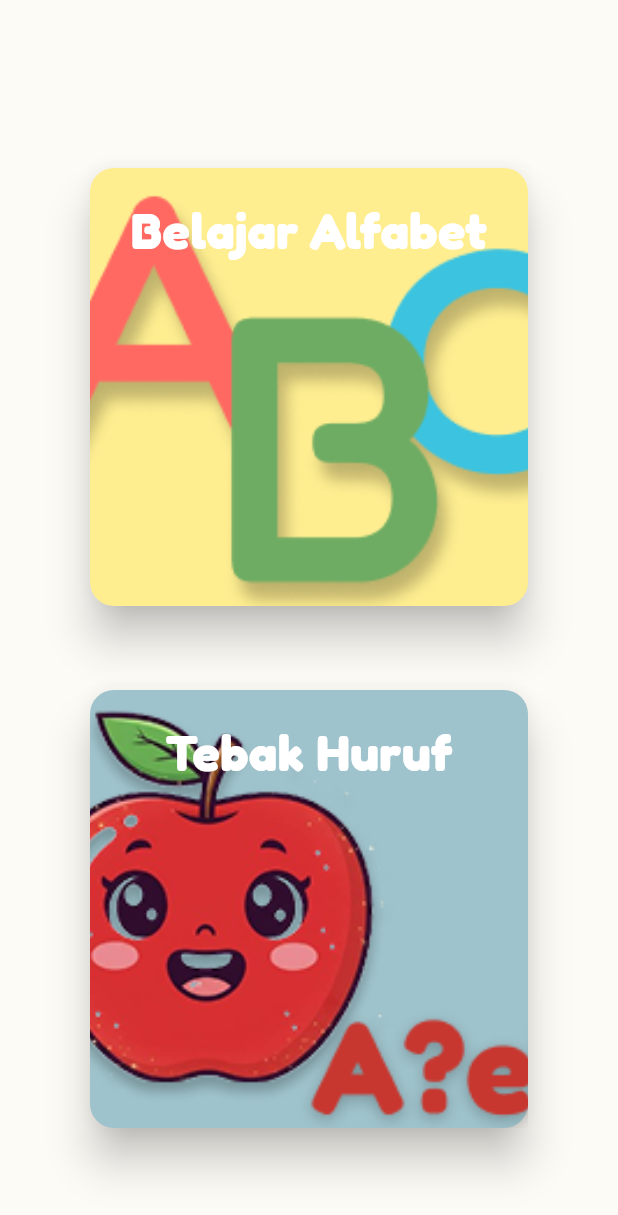
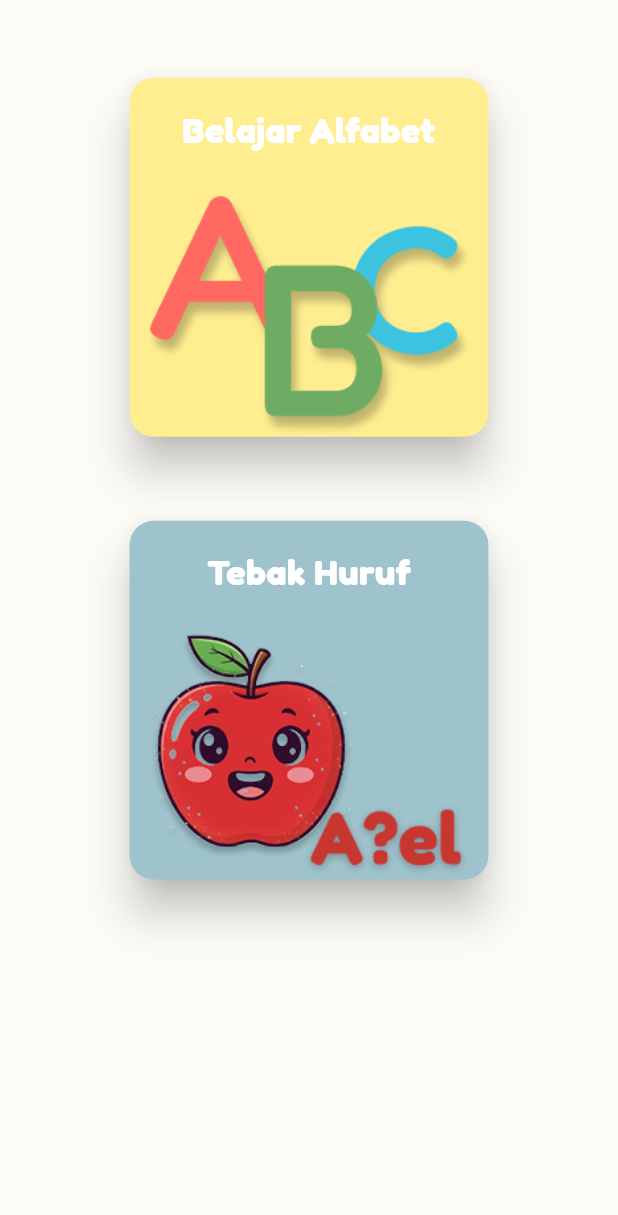
Before and after one commit to hklfsyh/AlphaLearn, a Flutter app: the MenuTab widget shown alone on an empty page, opened directly, on a phone screen of 412 x 824 dp. Shown: the top 1215 px of the screen. Run offline on Flutter 3.47's test engine with Material 3 defaults, Android fonts, the phone set to English and light mode, and no system bars; our stand-ins replace get, sqflite; missing offline and left inert: flame, flutter_floating_bottom_bar; accounts and stored records are empty.

Commit message:
Memperbarui main page karena di avd gw error layoutnya

```diff
--- a/lib/core/theme/app_colors.dart
+++ b/lib/core/theme/app_colors.dart
@@ -20,6 +20,8 @@ class AppColors {
   static const Color onError = Color(0xFFFFFFFF);
 
   // Additional Colors
+  static const Color black = Color(0xFF000000);
+  static const Color white = Color(0xFFFFFFFF);
   static const Color outline = Color(0xFFE0E0E0);
   static const Color grey = Color(0xFF9FC3CC);
   static const Color cream = Color(0xFFFFEE90);
--- a/lib/database/database_helper.dart
+++ b/lib/database/database_helper.dart
@@ -42,7 +42,6 @@ class DatabaseHelper {
       CREATE TABLE Category (
         category_id INTEGER PRIMARY KEY,
         name TEXT NOT NULL,
-        is_categorized_level BOOLEAN NOT NULL,
         sequence_order INTEGER NOT NULL
       )
     ''');
@@ -106,7 +105,6 @@ class DatabaseHelper {
         await db.insert('Category', {
           'category_id': category['category_id'],
           'name': category['name'],
-          'is_categorized_level': category['is_categorized_level'] ? 1 : 0,
           'sequence_order': category['sequence_order'],
         });
       }
@@ -160,7 +158,6 @@ class DatabaseHelper {
     await db.insert('Category', {
       'category_id': 1,
       'name': 'Buah',
-      'is_categorized_level': 1,
       'sequence_order': 1,
     });
 
--- a/lib/presentation/pages/home/menu/menu_tab.dart
+++ b/lib/presentation/pages/home/menu/menu_tab.dart
@@ -9,36 +9,44 @@ class MenuTab extends StatelessWidget {
 
   @override
   Widget build(BuildContext context) {
+    final screenWidth = MediaQuery.of(context).size.width;
+    final cardWidth = screenWidth * 0.60;
+
     return Container(
       width: double.infinity,
       height: double.infinity,
-      color: AppColors.background,
-      child: Column(
-        crossAxisAlignment: CrossAxisAlignment.center,
-        spacing: 48.0,
-        mainAxisAlignment: MainAxisAlignment.start,
+      color: Colors.transparent,
+      child: ListView(
+        padding: AppSizes.paddingAllLg.copyWith(
+          top: AppSizes.paddingXl * 1.5,
+          bottom: AppSizes.bottomNavHeight + AppSizes.paddingLg,
+        ),
         children: [
-          SizedBox(
-            height: 60,
-          ),
-          CardWidget(
+          Center(
+            child: CardWidget(
               onTap: () => Navigator.push(
                   context,
                   MaterialPageRoute(
                       builder: (context) => const AlphabetGamePage())),
-            width: 300,
-            height: 300,
+              width: cardWidth,
+              height: cardWidth,
               title: "Belajar Alfabet",
               imagePath: 'assets/images/alfabeth.png',
               backgroundColor: AppColors.cream,
             ),
-          CardWidget(
-            width: 300,
-            height: 300,
+          ),
+          SizedBox(height: AppSizes.paddingXl * 1.5),
+          Center(
+            child: CardWidget(
+              onTap: () {},
+              width: cardWidth,
+              height: cardWidth,
               title: "Tebak Huruf",
               imagePath: 'assets/images/tebakhuruf.png',
               backgroundColor: AppColors.grey,
             ),
+          ),
+          SizedBox(height: AppSizes.paddingLg),
         ],
       ),
     );
--- a/lib/presentation/widget/card_widget.dart
+++ b/lib/presentation/widget/card_widget.dart
@@ -1,4 +1,3 @@
-import 'package:alphalearn/core/core.dart';
 import 'package:flutter/material.dart';
 
 class CardWidget extends StatelessWidget {
@@ -36,15 +35,6 @@ class CardWidget extends StatelessWidget {
           onTap: onTap,
           child: Stack(
             children: [
-              Positioned(
-                left: 0,
-                right: 0,
-                child: Image.asset(
-                  imagePath,
-                  fit: BoxFit.cover,
-                  height: 300,
-                ),
-              ),
               Column(
                 crossAxisAlignment: CrossAxisAlignment.stretch,
                 children: [
@@ -56,9 +46,15 @@ class CardWidget extends StatelessWidget {
                         style: TextStyle(
                             fontFamily: "fredoka",
                             fontWeight: FontWeight.w700,
-                            fontSize: 34.0,
+                            fontSize: 24.0,
                             color: Colors.white),
                       ),
+                    ),
+                  ),
+                  Expanded(
+                    child: Image.asset(
+                      imagePath,
+                      fit: BoxFit.contain,
                     ),
                   ),
                   if (child != null) child!,
--- a/pubspec.yaml
+++ b/pubspec.yaml
@@ -68,7 +68,7 @@ flutter:
   assets:
     - assets/images/
     - assets/json/
-    - assets/dummy_data.json
+    - assets/json/dummy_data.json
 
   # An image asset can refer to one or more resolution-specific "variants", see
   # https://flutter.dev/to/resolution-aware-images
```
Also changed, not shown: lib/presentation/pages/home/home_page.dart (+22 -7 lines), assets/images/background_main_page.png (added), pubspec.lock, 2 other files. Lines whose indentation alone changed are shown as unchanged.
